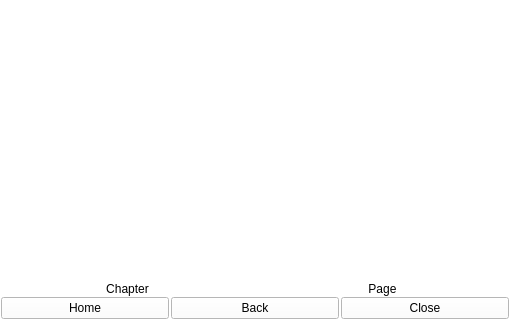
Qt form widgets/mangareaderwidget.ui (Rain92/UltimateMangaReader) before a commit; both pictures show x 0 to 510 and y 360 to 680 of the 510 by 680 pixel window.
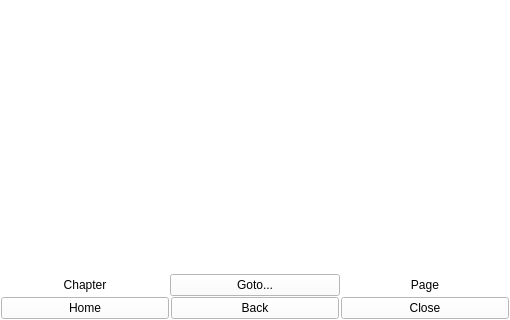
The same form after that commit. Custom widgets are drawn as their Qt base class.

Commit message: Implement Goto Dialog

What changed in the file:
```diff
--- a/widgets/mangareaderwidget.ui
+++ b/widgets/mangareaderwidget.ui
@@ -229,6 +229,13 @@
              </property>
             </widget>
            </item>
+           <item>
+            <widget class="QPushButton" name="pushButtonReaderGoto">
+             <property name="text">
+              <string>Goto...</string>
+             </property>
+            </widget>
+           </item>
            <item>
             <widget class="QLabel" name="labelReaderPage">
              <property name="text">
```
The commit also changes 20 other files.
